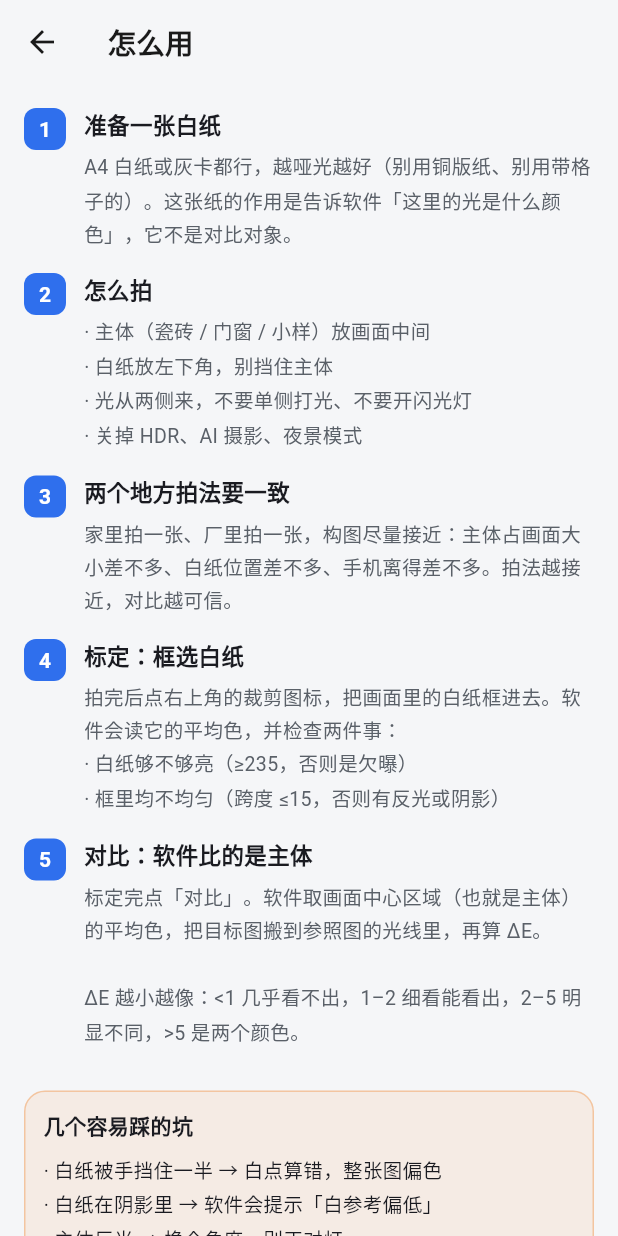
After one commit to z7ui/color-match, a Flutter app: the screen it shows after launch, after a tap on the "help outline" icon, on a phone screen of 412 x 824 dp. The commit adds this screen. Run offline on Flutter 3.47's test engine with Material 3 defaults, Android fonts, the phone set to English and light mode, and no system bars; our stand-ins replace camera, image_picker, share_plus, sqflite; accounts and stored records are empty; network calls fail.

Commit message:
feat: 选色助手 MVP —— 拍照/标定/两两与多对一对比/导出

```diff
--- a/lib/core/config.dart
+++ b/lib/core/config.dart
@@ -3,8 +3,8 @@ class AppConfig {
   AppConfig._();
 
   static const String appName = '选色助手';
-  static const String appVersion = '0.1.0';
-  static const int buildNumber = 1;
+  static const String appVersion = '0.1.1';
+  static const int buildNumber = 2;
 
   /// 检查更新 / 公告复用同一台服务器（和余砖管家同一个后端）。
   static const String defaultBaseUrl = 'https://www.z7ui.cn/tile-api';
--- a/lib/features/capture/calibrate_page.dart
+++ b/lib/features/capture/calibrate_page.dart
@@ -163,7 +163,7 @@ class _CalibratePageState extends State<CalibratePage> {
                       ],
                       const SizedBox(height: 4),
                       const Text(
-                        '框里只能有白纸/灰卡，别框到瓷砖或阴影。',
+                        '找到照片里的白纸（左下角那块），框住它——不是框主体。',
                         style: TextStyle(fontSize: 12, color: AppColors.textSecondary),
                       ),
                       const SizedBox(height: AppSpacing.md),
--- a/lib/features/home/home_page.dart
+++ b/lib/features/home/home_page.dart
@@ -9,6 +9,7 @@ import '../../core/app_theme.dart';
 import '../../core/db.dart';
 import '../../core/models.dart';
 import '../settings/about_page.dart';
+import '../settings/guide_page.dart';
 import 'session_page.dart';
 
 class HomePage extends StatefulWidget {
@@ -86,6 +87,13 @@ class _HomePageState extends State<HomePage> {
       appBar: buildAppBar(context, AppConfigTitle.title, actions: <Widget>[
         IconButton(
           onPressed: () => Navigator.of(context).push(
+            MaterialPageRoute<void>(builder: (_) => const GuidePage()),
+          ),
+          icon: const Icon(Icons.help_outline),
+          tooltip: '怎么用',
+        ),
+        IconButton(
+          onPressed: () => Navigator.of(context).push(
             MaterialPageRoute<void>(builder: (_) => const AboutPage()),
           ),
           icon: const Icon(Icons.info_outline),
@@ -113,7 +121,8 @@ class _HomePageState extends State<HomePage> {
                         style: TextStyle(fontSize: 16, fontWeight: FontWeight.w600)),
                     SizedBox(height: 8),
                     Text(
-                      '点右下角新建：先拍「家里」的参照，再拍「厂里」的目标，软件会把两边的光拉平。',
+                      '准备一张白纸：主体（瓷砖 / 门窗 / 小样）放中间，白纸放左下角。\n'
+                      '家里拍一张、厂里拍一张，软件会把两边的光拉平，再比颜色。',
                       textAlign: TextAlign.center,
                       style: TextStyle(fontSize: 13, height: 1.6, color: AppColors.textSecondary),
                     ),
--- /dev/null
+++ b/lib/features/settings/guide_page.dart
@@ -0,0 +1,132 @@
+import 'package:flutter/material.dart';
+
+import '../../core/app_theme.dart';
+
+/// 使用说明：告诉用户拿什么、怎么拍、软件在比什么。
+class GuidePage extends StatelessWidget {
+  const GuidePage({super.key});
+
+  @override
+  Widget build(BuildContext context) {
+    return Scaffold(
+      appBar: buildAppBar(context, '怎么用'),
+      body: ListView(
+        padding: const EdgeInsets.all(AppSpacing.lg),
+        children: <Widget>[
+          _step(
+            context,
+            '1',
+            '准备一张白纸',
+            'A4 白纸或灰卡都行，越哑光越好（别用铜版纸、别用带格子的）。'
+                '这张纸的作用是告诉软件「这里的光是什么颜色」，它不是对比对象。',
+          ),
+          _step(
+            context,
+            '2',
+            '怎么拍',
+            '· 主体（瓷砖 / 门窗 / 小样）放画面中间\n'
+                '· 白纸放左下角，别挡住主体\n'
+                '· 光从两侧来，不要单侧打光、不要开闪光灯\n'
+                '· 关掉 HDR、AI 摄影、夜景模式',
+          ),
+          _step(
+            context,
+            '3',
+            '两个地方拍法要一致',
+            '家里拍一张、厂里拍一张，构图尽量接近：'
+                '主体占画面大小差不多、白纸位置差不多、手机离得差不多。'
+                '拍法越接近，对比越可信。',
+          ),
+          _step(
+            context,
+            '4',
+            '标定：框选白纸',
+            '拍完后点右上角的裁剪图标，把画面里的白纸框进去。'
+                '软件会读它的平均色，并检查两件事：\n'
+                '· 白纸够不够亮（≥235，否则是欠曝）\n'
+                '· 框里均不均匀（跨度 ≤15，否则有反光或阴影）',
+          ),
+          _step(
+            context,
+            '5',
+            '对比：软件比的是主体',
+            '标定完点「对比」。软件取画面中心区域（也就是主体）的平均色，'
+                '把目标图搬到参照图的光线里，再算 ΔE。\n\n'
+                'ΔE 越小越像：<1 几乎看不出，1–2 细看能看出，2–5 明显不同，>5 是两个颜色。',
+          ),
+          const SizedBox(height: AppSpacing.md),
+          Container(
+            padding: const EdgeInsets.all(AppSpacing.md),
+            decoration: BoxDecoration(
+              color: AppColors.warning.withValues(alpha: 0.08),
+              borderRadius: BorderRadius.circular(AppRadius.card),
+              border: Border.all(color: AppColors.warning.withValues(alpha: 0.3)),
+            ),
+            child: const Column(
+              crossAxisAlignment: CrossAxisAlignment.start,
+              children: <Widget>[
+                Text('几个容易踩的坑',
+                    style: TextStyle(fontSize: 14, fontWeight: FontWeight.w700)),
+                SizedBox(height: 8),
+                Text(
+                  '· 白纸被手挡住一半 → 白点算错，整张图偏色\n'
+                  '· 白纸在阴影里 → 软件会提示「白参考偏低」\n'
+                  '· 主体反光 → 换个角度，别正对灯\n'
+                  '· 两个地方用了不同的灯 → 这正是要修的东西，前提是白纸都拍清楚',
+                  style: TextStyle(fontSize: 13, height: 1.7),
+                ),
+              ],
+            ),
+          ),
+          const SizedBox(height: AppSpacing.lg),
+          const Text(
+            '这个工具只能修「光」，修不了「材质」。\n'
+            '如果两块砖在同样光线下 ΔE 还是很大，那就是真的不是一个颜色。',
+            style: TextStyle(fontSize: 12, height: 1.7, color: AppColors.textSecondary),
+          ),
+        ],
+      ),
+    );
+  }
+
+  Widget _step(
+      BuildContext context, String index, String title, String body) {
+    return Padding(
+      padding: const EdgeInsets.only(bottom: AppSpacing.lg),
+      child: Row(
+        crossAxisAlignment: CrossAxisAlignment.start,
+        children: <Widget>[
+          Container(
+            width: 28,
+            height: 28,
+            alignment: Alignment.center,
+            decoration: BoxDecoration(
+              color: AppColors.primary,
+              borderRadius: BorderRadius.circular(8),
+            ),
+            child: Text(index,
+                style: const TextStyle(
+                    color: Colors.white,
+                    fontSize: 14,
+                    fontWeight: FontWeight.w700)),
+          ),
+          const SizedBox(width: AppSpacing.md),
+          Expanded(
+            child: Column(
+              crossAxisAlignment: CrossAxisAlignment.start,
+              children: <Widget>[
+                Text(title,
+                    style: const TextStyle(
+                        fontSize: 15, fontWeight: FontWeight.w700)),
+                const SizedBox(height: 6),
+                Text(body,
+                    style: const TextStyle(
+                        fontSize: 13, height: 1.7, color: AppColors.textSecondary)),
+              ],
+            ),
+          ),
+        ],
+      ),
+    );
+  }
+}
--- a/pubspec.yaml
+++ b/pubspec.yaml
@@ -16,7 +16,7 @@ publish_to: 'none' # Remove this line if you wish to publish to pub.dev
 # https://developer.apple.com/library/archive/documentation/General/Reference/InfoPlistKeyReference/Articles/CoreFoundationKeys.html
 # In Windows, build-name is used as the major, minor, and patch parts
 # of the product and file versions while build-number is used as the build suffix.
-version: 1.0.0+1
+version: 0.1.1+2
 
 environment:
   sdk: ^3.13.7
```
Also changed, not shown: lib/features/capture/capture_page.dart (+93 -21 lines).
